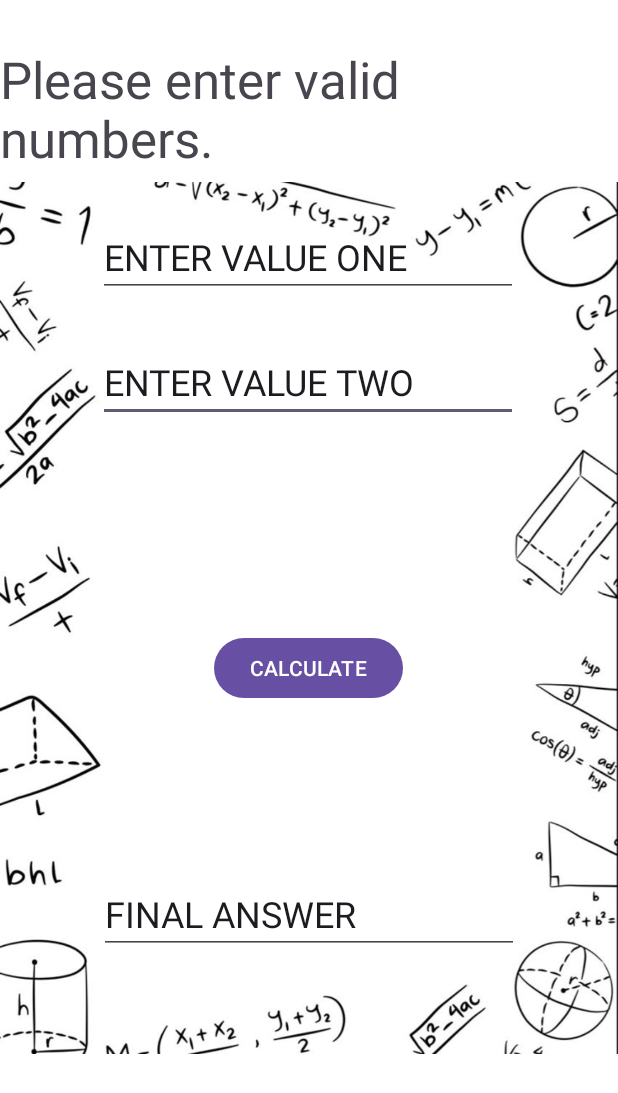
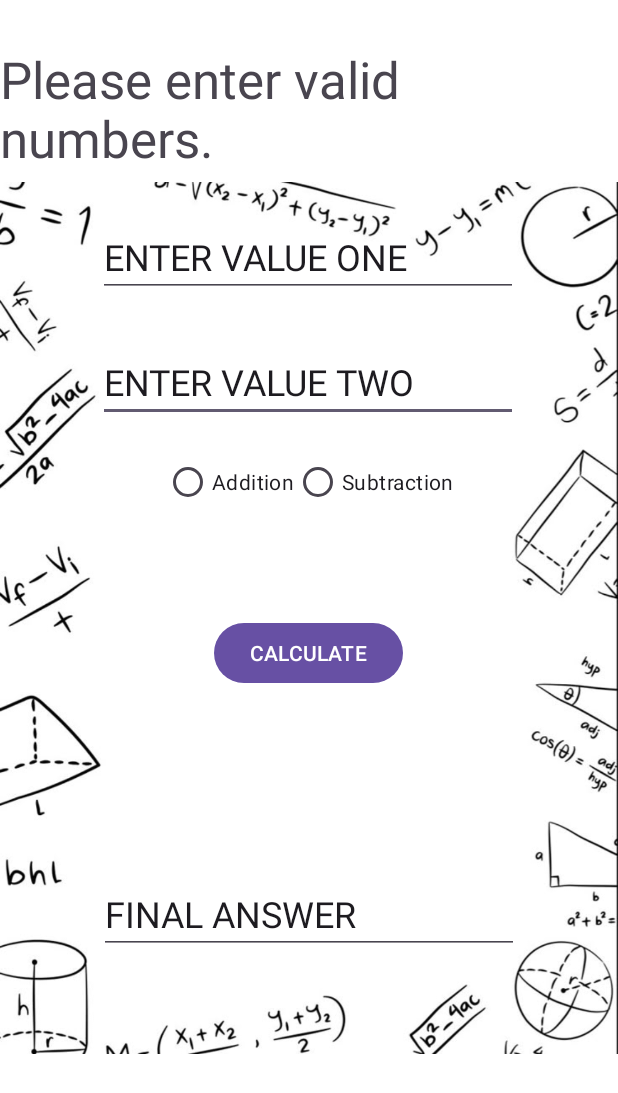
Before and after one commit to Joshua-Murugan/mathapp, an Android app: the screen it shows after launch (MainActivity), after a tap on "CALCULATE", on a phone screen of 412 x 824 dp. Shown: the top 1093 px of the screen. Run offline under Robolectric (Android 15) with nearby library versions, the phone set to English and light mode, and no system bars.

Commit message:
icetask4

```diff
--- a/app/src/main/java/vcmsa/josh/mathapp/MainActivity.kt
+++ b/app/src/main/java/vcmsa/josh/mathapp/MainActivity.kt
@@ -1,60 +1,76 @@
 package vcmsa.josh.mathapp
 
 import android.os.Bundle
-import android.widget.Button
-import android.widget.EditText
-import android.widget.TextView
+import android.widget.*
 import androidx.appcompat.app.AppCompatActivity
-import vcmsa.josh.mathapp.R
+
 class MainActivity : AppCompatActivity() {
-    // Declaring the UI components
+
     private lateinit var edtEnterValueOne: EditText
     private lateinit var edtEnterValueTwo: EditText
     private lateinit var edtFinalAnswer: EditText
     private lateinit var buttonCalculate: Button
-    private lateinit var textView: TextView
+    private lateinit var textStatus: TextView
+    private lateinit var radioGroupOperations: RadioGroup
+    private lateinit var radioAddition: RadioButton
+    private lateinit var radioSubtraction: RadioButton
+
     override fun onCreate(savedInstanceState: Bundle?) {
         super.onCreate(savedInstanceState)
         setContentView(R.layout.activity_main)
-        // Initialize the UI components
-        initializeViews()
-        // Set up the button click listener
+
+        // Bind views
+        edtEnterValueOne = findViewById(R.id.edtEnterValueOne)
+        edtEnterValueTwo = findViewById(R.id.edtEnterValueTwo)
+        edtFinalAnswer = findViewById(R.id.edtFinalAnswer)
+        buttonCalculate = findViewById(R.id.button)
+        textStatus = findViewById(R.id.textView)
+        radioGroupOperations = findViewById(R.id.radioGroupOperations)
+        radioAddition = findViewById(R.id.radioAddition)
+        radioSubtraction = findViewById(R.id.radioSubtraction)
+
         buttonCalculate.setOnClickListener {
             performCalculation()
         }
     }
-    // Function to bind the UI components
-    private fun initializeViews() {
-        edtEnterValueOne = findViewById(R.id.edtEnterValueOne)
-        edtEnterValueTwo = findViewById(R.id.edtEnterValueTwo)
-        edtFinalAnswer = findViewById(R.id.edtFinalAnswer)
-        buttonCalculate = findViewById(R.id.button)
-        textView = findViewById(R.id.textView)
-    }
-    // Function to perform the addition and display the result
+
     private fun performCalculation() {
-        // Retrieve the input values from EditText
         val valueOne = edtEnterValueOne.text.toString()
         val valueTwo = edtEnterValueTwo.text.toString()
-        // Check if both inputs are filled in
-        if (valueOne.isNotEmpty() && valueTwo.isNotEmpty()) {
-            // Try to convert the input values to integers
-            val num1 = valueOne.toIntOrNull()
-            val num2 = valueTwo.toIntOrNull()
-            // Check if both inputs are valid numbers
-            if (num1 != null && num2 != null) {
-                // Calculate the sum and display it in the Final Answer EditText
-                val sum = num1 + num2
-                edtFinalAnswer.setText(sum.toString())
-                textView.text = "Result: $sum"
-            } else {
-                // If invalid input, show an error message
-                textView.text = "Please enter valid numbers."
-            }
-        } else {
-            // If any input is missing, show an error message
-            textView.text = "Please enter both numbers."
 
+        // Check if input is empty
+        if (valueOne.isEmpty() || valueTwo.isEmpty()) {
+            textStatus.text = "Please enter both numbers."
+            return
         }
+
+        val num1 = valueOne.toIntOrNull()
+        val num2 = valueTwo.toIntOrNull()
+
+        // Check if input is valid
+        if (num1 == null || num2 == null) {
+            textStatus.text = "Please enter valid numbers."
+            return
+        }
+
+        val selectedId = radioGroupOperations.checkedRadioButtonId
+
+        // Check if an operation is selected
+        if (selectedId == -1) {
+            textStatus.text = "Please select an operation."
+            return
+        }
+
+        // Perform calculation
+        val result = when (selectedId) {
+            R.id.radioAddition -> num1 + num2
+            R.id.radioSubtraction -> num1 - num2
+            else -> 0
+        }
+
+        edtFinalAnswer.setText(result.toString())
+
+        val operation = if (selectedId == R.id.radioAddition) "Addition" else "Subtraction"
+        textStatus.text = "Operation: $operation\nAnswer: $result"
     }
 }
--- a/app/src/main/res/layout/activity_main.xml
+++ b/app/src/main/res/layout/activity_main.xml
@@ -14,8 +14,10 @@
         android:layout_height="0dp"
         app:layout_constraintBottom_toBottomOf="parent"
         app:layout_constraintEnd_toEndOf="parent"
+        app:layout_constraintHorizontal_bias="0.0"
         app:layout_constraintStart_toStartOf="parent"
         app:layout_constraintTop_toTopOf="parent"
+        app:layout_constraintVertical_bias="0.0"
         app:srcCompat="@drawable/_b7c95e9_8fcc_4c7f_8598_5b6cdf4a57e9" />
 
     <EditText
@@ -75,11 +77,37 @@
         android:id="@+id/button"
         android:layout_width="wrap_content"
         android:layout_height="wrap_content"
-        android:layout_marginTop="140dp"
+        android:layout_marginTop="130dp"
         android:text="CALCULATE"
+        app:layout_constraintBottom_toTopOf="@+id/edtFinalAnswer"
         app:layout_constraintEnd_toEndOf="parent"
         app:layout_constraintHorizontal_bias="0.498"
         app:layout_constraintStart_toStartOf="parent"
-        app:layout_constraintTop_toBottomOf="@+id/edtEnterValueTwo" />
+        app:layout_constraintTop_toBottomOf="@+id/edtEnterValueTwo"
+        app:layout_constraintVertical_bias="0.0" />
+
+    <!-- RadioGroup with RadioButtons inside it -->
+    <RadioGroup
+        android:id="@+id/radioGroupOperations"
+        android:layout_width="wrap_content"
+        android:layout_height="wrap_content"
+        app:layout_constraintTop_toBottomOf="@+id/edtEnterValueTwo"
+        app:layout_constraintStart_toStartOf="parent"
+        app:layout_constraintEnd_toEndOf="parent"
+        android:orientation="horizontal"
+        android:layout_marginTop="16dp">
+
+        <RadioButton
+            android:id="@+id/radioAddition"
+            android:layout_width="wrap_content"
+            android:layout_height="wrap_content"
+            android:text="Addition" />
+
+        <RadioButton
+            android:id="@+id/radioSubtraction"
+            android:layout_width="wrap_content"
+            android:layout_height="wrap_content"
+            android:text="Subtraction" />
+    </RadioGroup>
 
 </androidx.constraintlayout.widget.ConstraintLayout>
```
